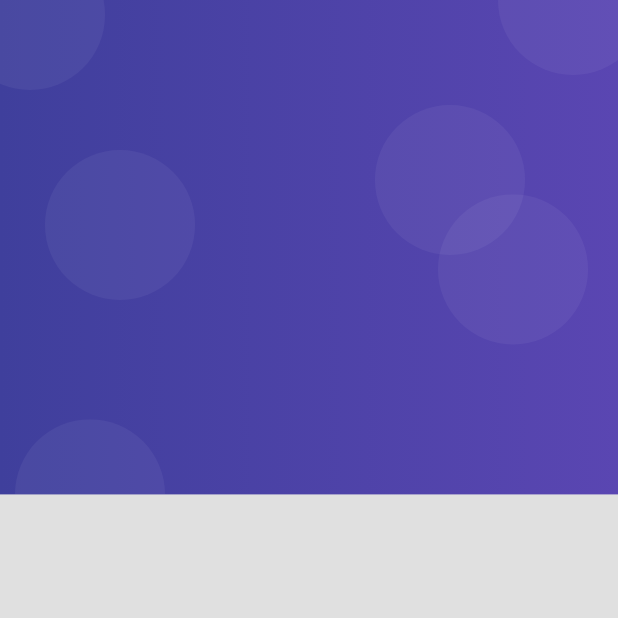
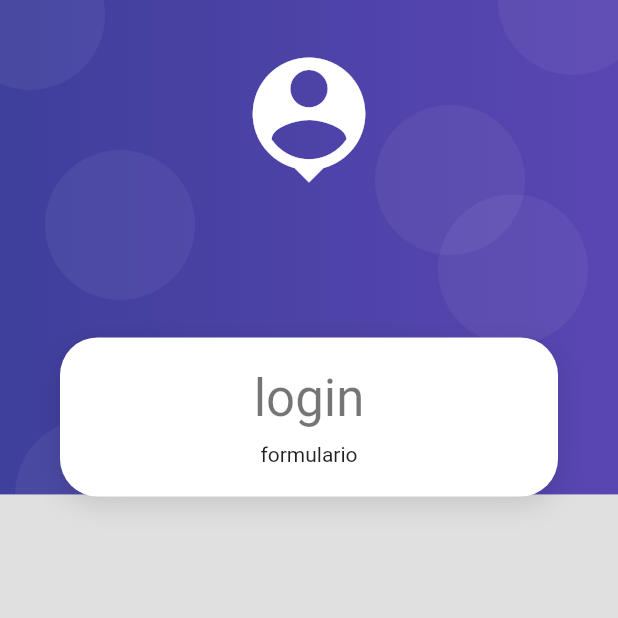
Before and after one commit to EdgarLS7/inicioSesion, a Flutter app: the screen it shows after launch, on a phone screen of 412 x 824 dp, the top half of it. Run offline on Flutter 3.47's test engine with Material 2 defaults, Android fonts, the light colour scheme and no system bars.

Commit message:
ÃContenedor Blanco del Login

```diff
--- a/lib/main.dart
+++ b/lib/main.dart
@@ -13,7 +13,7 @@ class MyApp extends StatelessWidget {
       title: 'Material App',
       initialRoute: '/login',
       routes: {
-        '/login': ( _ ) => const LoginScreen(),
+        '/login': ( _ ) => LoginScreen(),
         '/home' : ( _ ) => const HomeScreen()
       },
       theme: ThemeData.light().copyWith(
--- a/lib/screens/login_screen.dart
+++ b/lib/screens/login_screen.dart
@@ -4,14 +4,30 @@ import 'package:flt_login/widgets/widgets.dart';
 import 'package:flutter/material.dart';
 
 class LoginScreen extends StatelessWidget {
-  const LoginScreen({Key? key}) : super(key: key);
-
 
   @override
   Widget build(BuildContext context) {
-    return const Scaffold(
+    return Scaffold(
       body: AuthBackground(
+        child: SingleChildScrollView (
+          child: Column(
+            children: [
+              SizedBox( height: 225),
 
+              CardContainer(
+                child: Column(
+                  children: [
+                    // SizedBox(height: 10,),
+                    Text('login', style: Theme.of(context).textTheme.headline4),
+                    SizedBox(height: 10,),
+
+                    Text('formulario')
+                  ],
+                ),
+              )
+            ],
+          ),
+        )
       )
     );
   }
--- a/lib/widgets/auth_background.dart
+++ b/lib/widgets/auth_background.dart
@@ -1,7 +1,13 @@
 import 'package:flutter/material.dart';
 
 class AuthBackground extends StatelessWidget {
-  const AuthBackground({Key? key}) : super(key: key);
+
+  final Widget child;
+
+  const AuthBackground({
+    Key? key,
+    required this.child
+  }) : super(key: key);
 
   @override
   Widget build(BuildContext context) {
@@ -9,9 +15,11 @@ class AuthBackground extends StatelessWidget {
       width: double.infinity,
       height: double.infinity,
       child: Stack(
-        children: const [
+        children: [
 
-          _PurpleBox()
+          _PurpleBox(),
+          _HeaderIcon(),
+          child,
 
         ],
       ),
@@ -19,7 +27,23 @@ class AuthBackground extends StatelessWidget {
   }
 }
 
-//Caja Azul
+class _HeaderIcon extends StatelessWidget {
+  const _HeaderIcon({
+    Key? key,
+  }) : super(key: key);
+
+  @override
+  Widget build(BuildContext context) {
+    return SafeArea(
+      child: Container(
+        width: double.infinity,
+        margin: EdgeInsets.only( top: 30),
+        child: Icon(Icons.person_pin, color: Colors.white, size: 100,),
+      ),
+    );
+  }
+}
+
 class _PurpleBox extends StatelessWidget {
   const _PurpleBox({Key? key}) : super(key: key);
 
--- /dev/null
+++ b/lib/widgets/card_container.dart
@@ -0,0 +1,36 @@
+import 'package:flutter/material.dart';
+
+class CardContainer extends StatelessWidget {
+
+  final Widget child;
+
+  const CardContainer({
+    Key? key,
+    required this.child
+  }) : super(key: key);
+
+  @override
+  Widget build(BuildContext context) {
+    return Padding(
+      padding: EdgeInsets.symmetric( horizontal: 40),
+      child: Container(
+        width: double.infinity,
+        padding: EdgeInsets.all( 20 ),
+        decoration: _createCardShape(),
+        child: child,
+      ),
+    );
+  }
+
+  BoxDecoration _createCardShape() => BoxDecoration(
+    color: Colors.white,
+    borderRadius: BorderRadius.circular(25),
+    boxShadow: [
+      BoxShadow(
+        color: Colors.black12,
+        blurRadius: 15,
+        offset: Offset(0,5),
+      )
+    ]
+  );
+}
--- a/lib/widgets/widgets.dart
+++ b/lib/widgets/widgets.dart
@@ -1 +1,3 @@
+
 export 'package:flt_login/widgets/auth_background.dart';
+export 'package:flt_login/widgets/card_container.dart';
```
